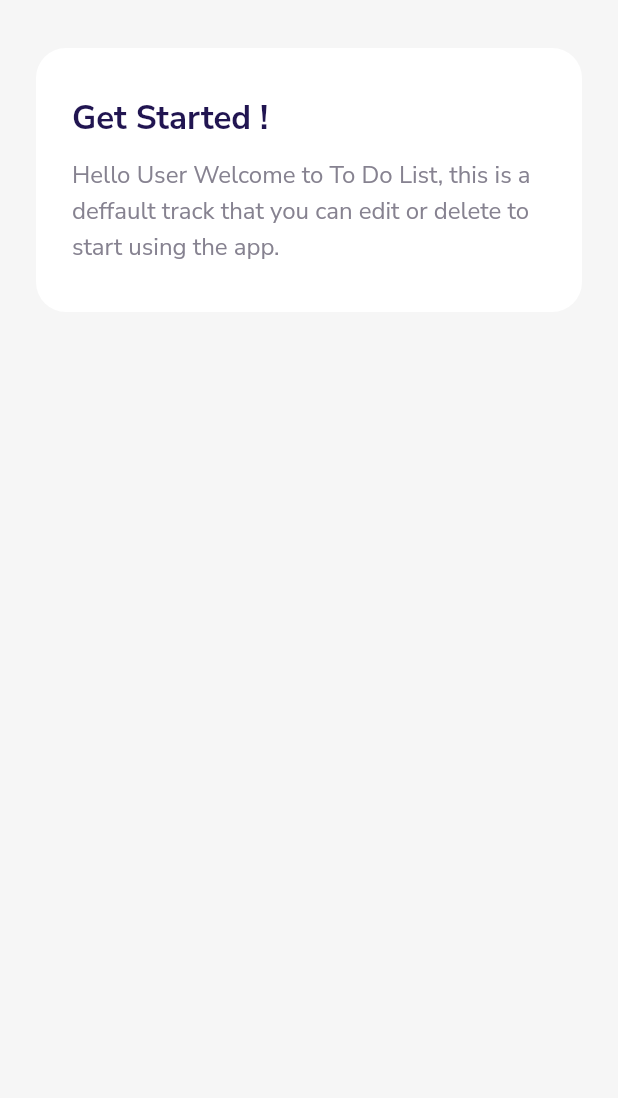
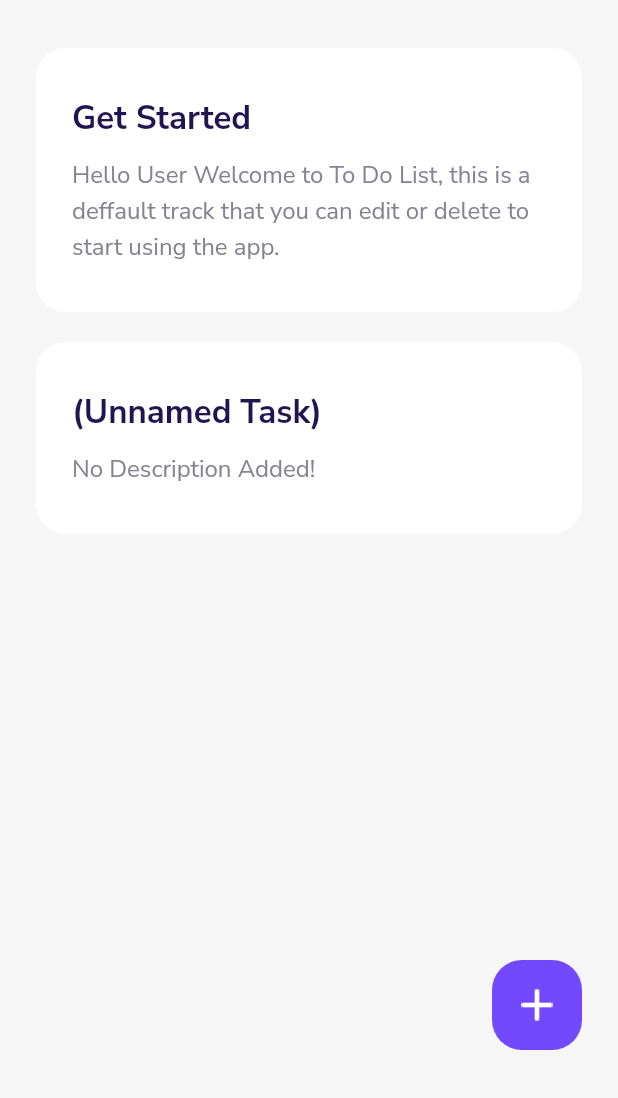
Before and after one commit to dadaxon0019/ToDoList2, a Flutter app: the screen it shows after launch, on a phone screen of 412 x 824 dp, the part 138-1236 px from its top. Run offline on Flutter 3.47's test engine with Material 2 defaults, Android fonts, the phone set to English and light mode, and no system bars; our stand-ins replace google_fonts.

Commit message:
finished style Action Button

```diff
--- a/lib/screens/homepage.dart
+++ b/lib/screens/homepage.dart
@@ -18,13 +18,33 @@ class _HomePageState extends State<HomePage> {
         width: double.infinity,
         padding: EdgeInsets.symmetric(horizontal: 24, vertical: 32),
         color: Color(0XFFF6F6F6),
-        child: Column(
-          crossAxisAlignment: CrossAxisAlignment.start,
+        child: Stack(
           children: [
-            Container(
-                margin: EdgeInsets.only(bottom: 32),
-                child: Image(image: AssetImage('assets/images/logo.png'))),
-            TaskCardWidget(),
+            Column(
+              crossAxisAlignment: CrossAxisAlignment.start,
+              children: [
+                Container(
+                    margin: EdgeInsets.only(bottom: 32),
+                    child: Image(image: AssetImage('assets/images/logo.png'))),
+                TaskCardWidget(
+                    title: 'Get Started',
+                    discription:
+                        'Hello User Welcome to To Do List, this is a deffault track that you can edit or delete to start using the app.'),
+                TaskCardWidget(),
+              ],
+            ),
+            Positioned(
+              bottom: 0,
+              right: 0,
+              child: Container(
+                width: 60,
+                height: 60,
+                decoration: BoxDecoration(
+                    color: Color(0xFF7349FE),
+                    borderRadius: BorderRadius.circular(20)),
+                child: Image(image: AssetImage('assets/images/add_icon.png')),
+              ),
+            )
           ],
         ),
       )),
--- a/lib/widgets.dart
+++ b/lib/widgets.dart
@@ -1,6 +1,10 @@
 import 'package:flutter/material.dart';
 
 class TaskCardWidget extends StatelessWidget {
+  final String? title;
+  final String? discription;
+  TaskCardWidget({this.title, this.discription});
+
   @override
   Widget build(BuildContext context) {
     // TODO: implement build
@@ -11,11 +15,12 @@ class TaskCardWidget extends StatelessWidget {
         borderRadius: BorderRadius.circular(20),
         color: Colors.white,
       ),
+      margin: EdgeInsets.only(bottom: 20),
       child: Column(
         crossAxisAlignment: CrossAxisAlignment.start,
         children: [
           Text(
-            'Get Started !',
+            title ?? "(Unnamed Task)",
             style: TextStyle(
               color: Color(0xFF211551),
               fontSize: 22,
@@ -25,7 +30,7 @@ class TaskCardWidget extends StatelessWidget {
           Padding(
             padding: EdgeInsets.only(top: 10),
             child: Text(
-              'Hello User Welcome to To Do List, this is a deffault track that you can edit or delete to start using the app.',
+              discription ?? ('No Description Added!'),
               style: TextStyle(
                   fontSize: 16, color: Color(0xFF868290), height: 1.5),
             ),
```
